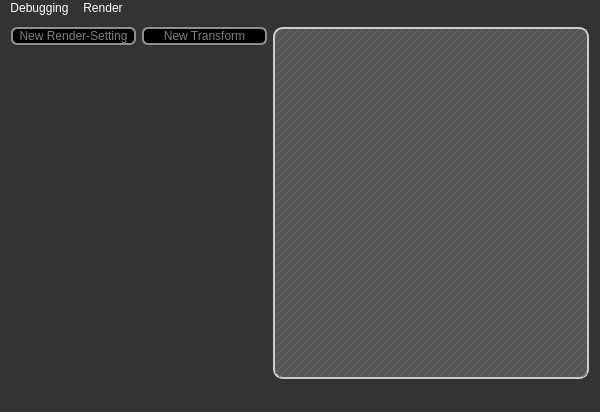
Qt form qt-frontend/SimplexGui/mainwindow.ui (phresnel/picogen) before a commit.
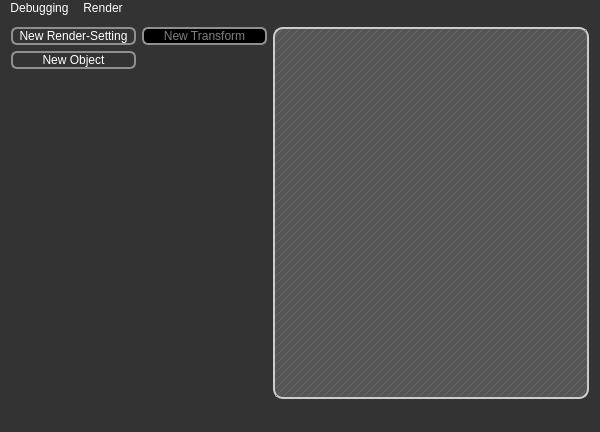
The same form after that commit. Custom widgets are drawn as their Qt base class.

Commit message: partially integrate support for some objects

```diff
--- a/qt-frontend/SimplexGui/mainwindow.ui
+++ b/qt-frontend/SimplexGui/mainwindow.ui
@@ -122,7 +122,7 @@
         <item row="0" column="0">
          <widget class="QPushButton" name="newRsButton">
           <property name="enabled">
-           <bool>false</bool>
+           <bool>true</bool>
           </property>
           <property name="text">
            <string>New Render-Setting</string>
@@ -139,6 +139,16 @@
           </property>
          </widget>
         </item>
+        <item row="1" column="0">
+         <widget class="QPushButton" name="newObjectButton">
+          <property name="enabled">
+           <bool>true</bool>
+          </property>
+          <property name="text">
+           <string>New Object</string>
+          </property>
+         </widget>
+        </item>
        </layout>
       </item>
       <item>
```
The commit also changes 3 other files.
